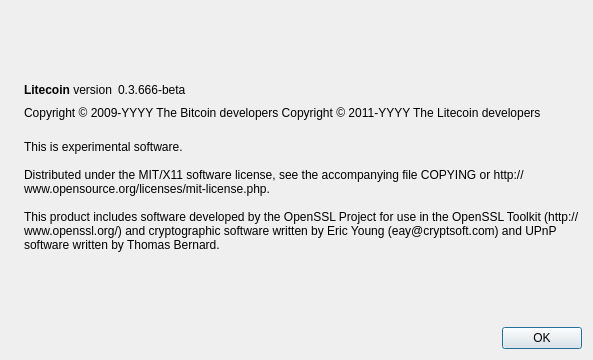
This is src/qt/forms/aboutdialog.ui in TrihardCoin/TrihardCoin as Qt 5 draws it before an edit. The edited form follows.
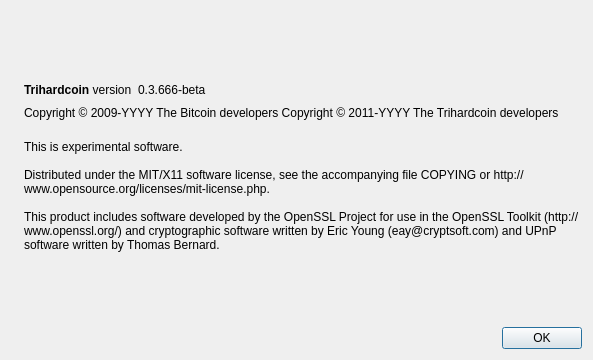
This is the edited form. Icons and pictures are not drawn.

What changed in the file:
```diff
--- a/src/qt/forms/aboutdialog.ui
+++ b/src/qt/forms/aboutdialog.ui
@@ -50,7 +50,7 @@
           <cursorShape>IBeamCursor</cursorShape>
          </property>
          <property name="text">
-          <string>&lt;b&gt;Litecoin&lt;/b&gt; version</string>
+          <string>&lt;b&gt;Trihardcoin&lt;/b&gt; version</string>
          </property>
          <property name="textInteractionFlags">
           <set>Qt::LinksAccessibleByMouse|Qt::TextSelectableByKeyboard|Qt::TextSelectableByMouse</set>
@@ -92,7 +92,7 @@
        </property>
        <property name="text">
         <string notr="true">Copyright &amp;copy; 2009-YYYY The Bitcoin developers
-Copyright &amp;copy; 2011-YYYY The Litecoin developers</string>
+Copyright &amp;copy; 2011-YYYY The Trihardcoin developers</string>
        </property>
        <property name="textFormat">
         <enum>Qt::RichText</enum>
```
Left out of the diff: 2 changed lines with no effect on the pictures.
